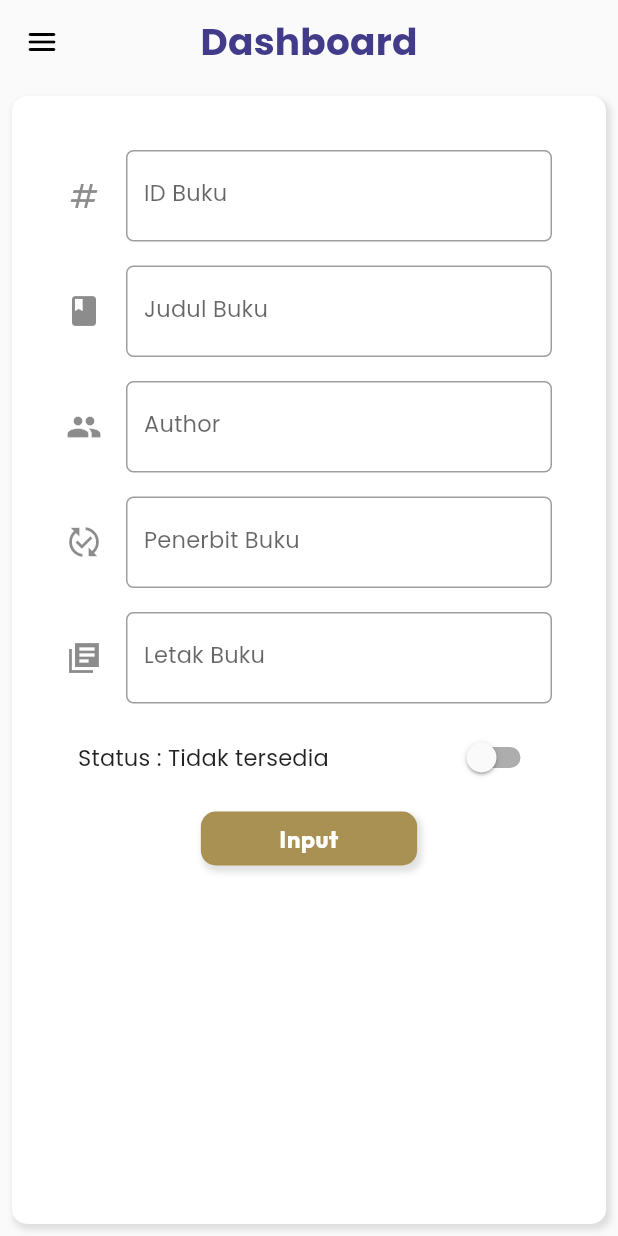
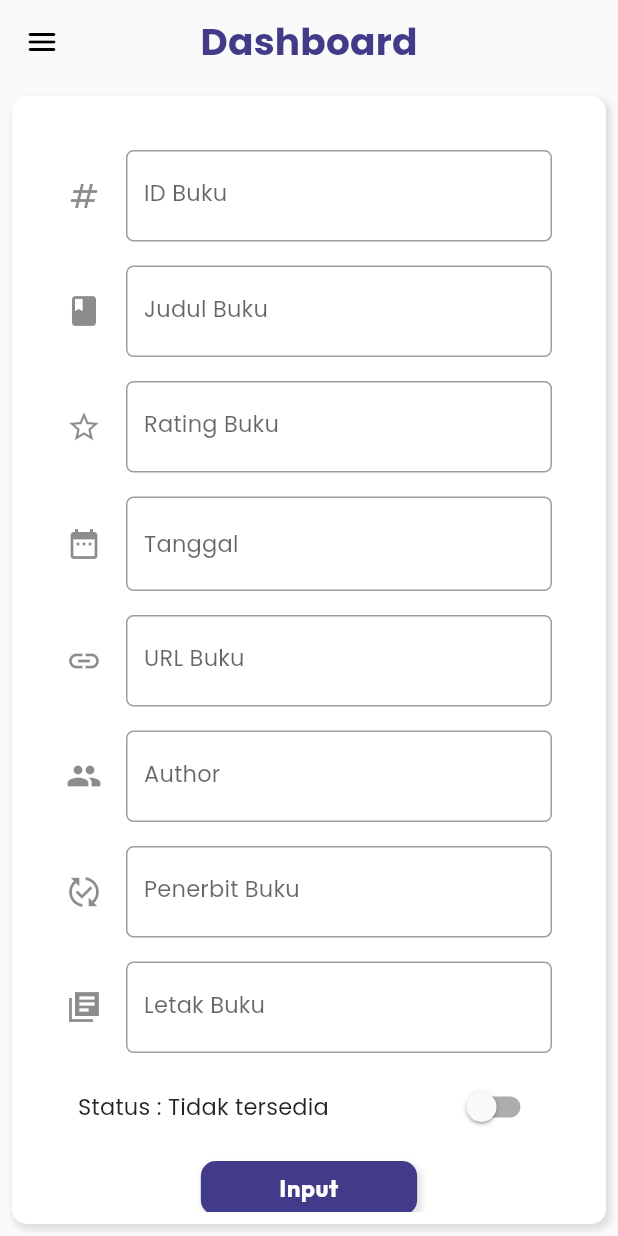
Before and after one commit to adindaayuazzahra/gobooks, a Flutter app: the screen it shows after launch, on a phone screen of 412 x 824 dp. Run offline on Flutter 3.47's test engine with Material 2 defaults, Android fonts, the phone set to English and light mode, and no system bars; drawn by our look-alikes of date_field; our stand-ins replace cloud_firestore, file_picker, firebase_auth, firebase_core, firebase_storage, flutter_svg and 2 more; accounts and stored records are empty.

Commit message:
melengkapi halamn input buku

```diff
--- a/lib/pages/admin/input_book_page.dart
+++ b/lib/pages/admin/input_book_page.dart
@@ -1,6 +1,6 @@
-import 'package:flutter/cupertino.dart';
 import 'package:flutter/material.dart';
 import 'package:gobooks/common/styles.dart';
+import 'package:date_field/date_field.dart';
 
 class InputBook extends StatefulWidget {
   const InputBook({Key? key}) : super(key: key);
@@ -11,7 +11,7 @@ class InputBook extends StatefulWidget {
 
 class _InputBookState extends State<InputBook> {
   // final _formKey = GlobalKey<FormState>();
-
+  DateTime? selectedDate;
   bool status = false;
   @override
   Widget build(BuildContext context) {
@@ -95,6 +95,76 @@ class _InputBookState extends State<InputBook> {
                         border: OutlineInputBorder(
                             borderRadius: BorderRadius.circular(5.0)),
                       ),
+                      validator: (value) {
+                        if (value == null) {
+                          return 'Judul Tidak boleh kosong';
+                        }
+                        return null;
+                      },
+                    ),
+                  ),
+                  Padding(
+                    padding: const EdgeInsets.all(8.0),
+                    child: TextFormField(
+                      decoration: InputDecoration(
+                        labelText: "Rating Buku",
+                        icon: const Icon(Icons.star_border),
+                        border: OutlineInputBorder(
+                            borderRadius: BorderRadius.circular(5.0)),
+                      ),
+                      validator: (value) {
+                        if (value == null) {
+                          return 'Rating tidak boleh kosong';
+                        }
+                        return null;
+                      },
+                    ),
+                  ),
+
+                  // Hanya jam
+                  // DateTimeFormField(
+                  //   decoration: const InputDecoration(
+                  //     hintStyle: TextStyle(color: Colors.black45),
+                  //     errorStyle: TextStyle(color: Colors.redAccent),
+                  //     border: OutlineInputBorder(),
+                  //     suffixIcon: Icon(Icons.event_note),
+                  //     labelText: 'Only time',
+                  //   ),
+                  //   mode: DateTimeFieldPickerMode.time,
+                  //   autovalidateMode: AutovalidateMode.always,
+                  //   validator: (e) => (e?.day ?? 0) == 1 ? 'Please not the first day' : null,
+                  //   onDateSelected: (DateTime value) {
+                  //     print(value);
+                  //   },
+                  // ),
+
+                  // Tanggal dan waktu
+                  Padding(
+                    padding: const EdgeInsets.all(8.0),
+                    child: DateTimeField(
+                        decoration: InputDecoration(
+                          icon: const Icon(Icons.date_range),
+                          hintText: 'Tanggal',
+                          border: OutlineInputBorder(
+                              borderRadius: BorderRadius.circular(5.0)),
+                        ),
+                        selectedDate: selectedDate,
+                        onDateSelected: (DateTime value) {
+                          setState(() {
+                            selectedDate = value;
+                          });
+                        }),
+                  ),
+
+                  Padding(
+                    padding: const EdgeInsets.all(8.0),
+                    child: TextFormField(
+                      decoration: InputDecoration(
+                        labelText: "URL Buku",
+                        icon: const Icon(Icons.link),
+                        border: OutlineInputBorder(
+                            borderRadius: BorderRadius.circular(5.0)),
+                      ),
                       // validator: (value) {
                       //   if (value.isEmpty) {
                       //     return 'Judul Tidak boleh kosong';
@@ -137,6 +207,7 @@ class _InputBookState extends State<InputBook> {
                       // },
                     ),
                   ),
+
                   Padding(
                     padding: const EdgeInsets.all(8.0),
                     child: TextFormField(
@@ -154,6 +225,7 @@ class _InputBookState extends State<InputBook> {
                       // },
                     ),
                   ),
+
                   SwitchListTile(
                     title: Text('Status : ${_status(status)}'),
                     value: status,
@@ -172,7 +244,7 @@ class _InputBookState extends State<InputBook> {
                         padding: const EdgeInsets.all(8.0),
                         alignment: Alignment.center,
                         decoration: BoxDecoration(
-                          color: secdarkColor,
+                          color: accentColor,
                           borderRadius: BorderRadius.circular(10),
                           boxShadow: [
                             BoxShadow(
--- a/lib/pages/admin/main_page_admin.dart
+++ b/lib/pages/admin/main_page_admin.dart
@@ -36,7 +36,7 @@ class _MainPageAdminState extends State<MainPageAdmin> {
         ),
       ),
 
-      body: InputBook(),
+      body: const InputBook(),
 
       //drawer
       drawer: Drawer(
--- a/pubspec.yaml
+++ b/pubspec.yaml
@@ -25,6 +25,7 @@ dependencies:
   google_sign_in: ^5.3.3
   firebase_storage: ^10.2.17
   file_picker: ^4.6.1
+  date_field: ^3.0.1
 
 dev_dependencies:
   flutter_test:
```
Also changed, not shown: pubspec.lock.
